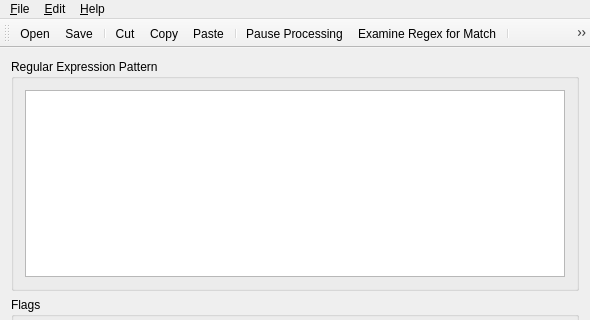
Before: the Qt Designer form modules/kodosBA.ui in luksan/kodos, drawn with Qt 5; both pictures show x 0 to 590 and y 0 to 320 of the 590 by 900 pixel window.
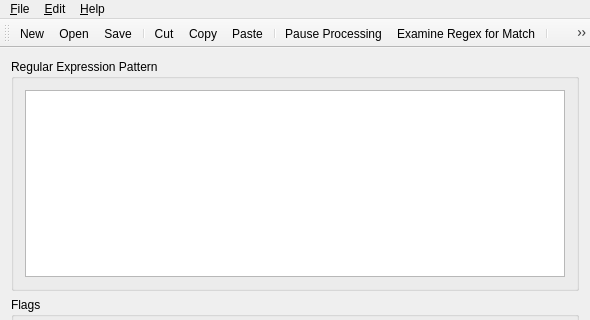
After: the same form once the commit is applied. Icons and pictures are not drawn.

Commit message: Add "New" to the toolbar and Ctrl-Q shortcut to exit.

```diff
--- a/modules/kodosBA.ui
+++ b/modules/kodosBA.ui
@@ -338,6 +338,7 @@
    <attribute name="toolBarBreak">
     <bool>false</bool>
    </attribute>
+   <addaction name="fileNewAction"/>
    <addaction name="fileOpenAction"/>
    <addaction name="fileSaveAction"/>
    <addaction name="separator"/>
```
Left out of the diff: 2 changed lines with no effect on the pictures.
